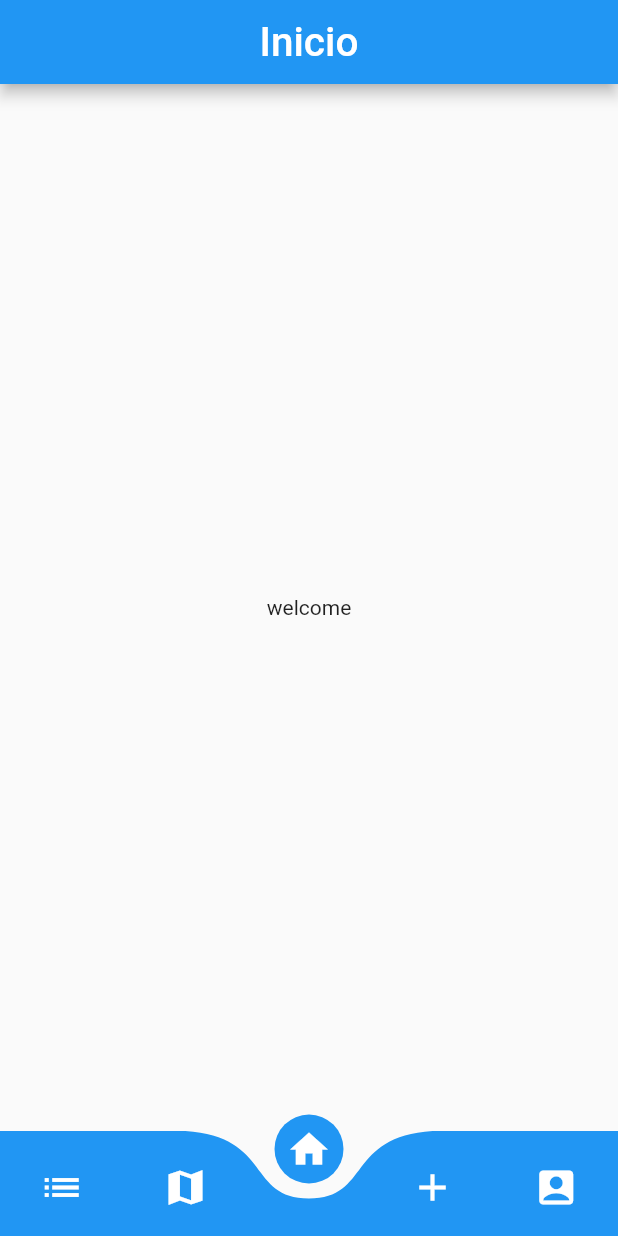
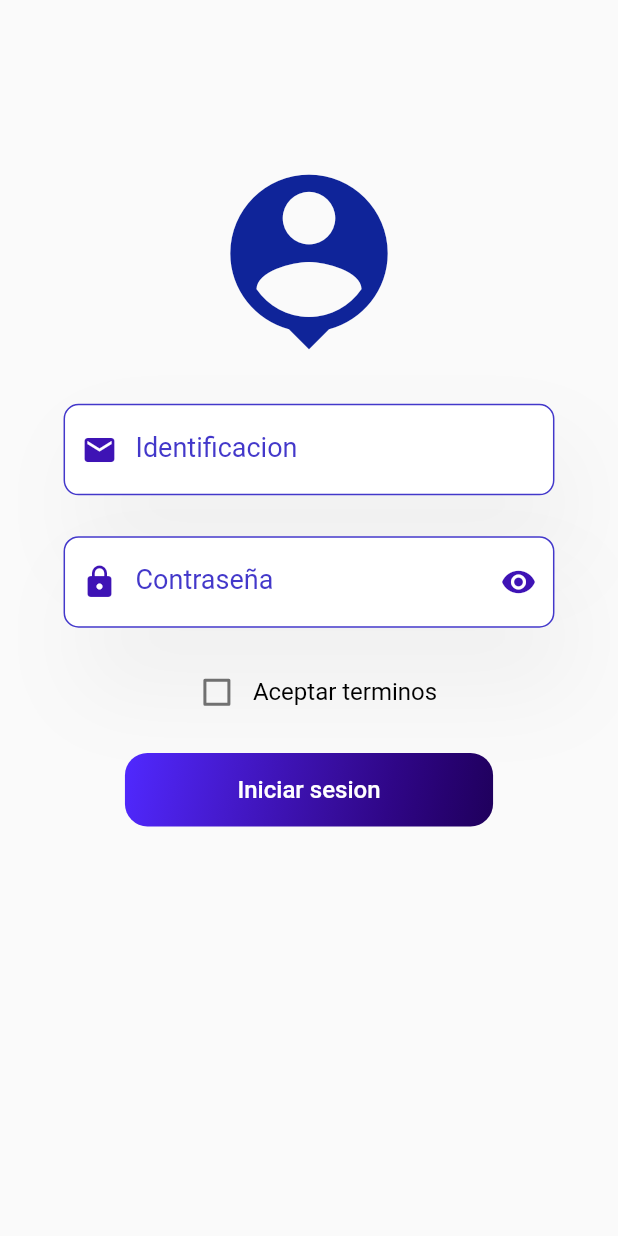
Before and after one commit to JTorres1402/report_flutter, a Flutter app: the screen it shows after launch, on a phone screen of 412 x 824 dp. Run offline on Flutter 3.47's test engine with Material 2 defaults, Android fonts, the phone set to English and light mode, and no system bars; drawn by our look-alikes of curved_navigation_bar; our stand-ins replace bloc, equatable, flutter_bloc, geolocator, google_maps_flutter, permission_handler.

Commit message:
cambio de color

```diff
--- a/lib/main.dart
+++ b/lib/main.dart
@@ -2,6 +2,7 @@ import 'package:flutter/material.dart';
 import 'package:flutter/services.dart';
 import 'package:flutter_bloc/flutter_bloc.dart';
 import 'package:proyecto_ps/blocs/gps/gps_bloc.dart';
+import 'package:proyecto_ps/screen/login_screen.dart';
 import 'package:proyecto_ps/screen/screen.dart';
 
 void main() {
@@ -25,7 +26,7 @@ class MyApp extends StatelessWidget {
       debugShowCheckedModeBanner: false,
       initialRoute: 'home',
       routes: {
-        'home': (context) => const HomeScreen(),
+        'home': (context) => const LoginScreen(),
       },
       theme: ThemeData(
         primarySwatch: Colors.blue,
--- a/lib/screen/home_screen.dart
+++ b/lib/screen/home_screen.dart
@@ -46,7 +46,7 @@ class _HomeScreenState extends State<HomeScreen> {
         // backgroundColor: Colors.blue[300],
         bottomNavigationBar: CurvedNavigationBar(
           backgroundColor: Colors.transparent,
-          color: Colors.blue,
+          color: const Color(0xff3e13b5),
           items: items,
           index: index,
           onTap: (selctedIndex) {
--- a/lib/screen/list_screen.dart
+++ b/lib/screen/list_screen.dart
@@ -10,6 +10,8 @@ class ListReportScreen extends StatelessWidget {
   Widget build(BuildContext context) {
     return Scaffold(
       appBar: AppBar(
+        automaticallyImplyLeading: false,
+        backgroundColor: const Color(0xff3e13b5),
         title: const Center(
           child: Text(
             'Reportes',
--- /dev/null
+++ b/lib/screen/login_screen.dart
@@ -0,0 +1,184 @@
+import 'package:flutter/material.dart';
+import 'package:proyecto_ps/screen/screen.dart';
+
+import '../widget/pass_input.dart';
+import '../widget/show_message_widget.dart';
+import '../widget/user_input.dart';
+
+class LoginScreen extends StatefulWidget {
+  const LoginScreen({super.key});
+
+  @override
+  State<LoginScreen> createState() => _LoginScreenState();
+}
+
+class _LoginScreenState extends State<LoginScreen> {
+  TextEditingController emailController = TextEditingController();
+  TextEditingController passController = TextEditingController();
+  bool passToggle = true;
+  bool isChecked = false;
+
+  @override
+  Widget build(BuildContext context) {
+    double width = MediaQuery.of(context).size.width;
+    double height = MediaQuery.of(context).size.height;
+    return Scaffold(
+      body: SizedBox(
+        height: height,
+        child: SingleChildScrollView(
+          child: Column(
+            mainAxisAlignment: MainAxisAlignment.center,
+            crossAxisAlignment: CrossAxisAlignment.center,
+            children: [
+              SizedBox(
+                height: (height * 10) / 100,
+              ),
+              Padding(
+                padding: EdgeInsets.all((width * 3) / 100),
+                child: SingleChildScrollView(
+                  child: Padding(
+                    padding: const EdgeInsets.all(10.0),
+                    child: Column(
+                      mainAxisAlignment: MainAxisAlignment.start,
+                      children: [
+                        const Icon(
+                          Icons.person_pin,
+                          color: Color.fromARGB(255, 15, 36, 153),
+                          size: 140,
+                        ),
+                        SizedBox(
+                          height: (height * 2) / 100,
+                        ),
+                        Padding(
+                          padding: const EdgeInsets.only(left: 20, right: 20),
+                          child: EmailInput(inputController: emailController),
+                        ),
+                        SizedBox(
+                          height: (height * 1) / 100,
+                        ),
+                        Padding(
+                          padding: const EdgeInsets.only(left: 20, right: 20),
+                          child: PasswordInput(inputController: passController),
+                        ),
+                        Row(
+                          mainAxisAlignment: MainAxisAlignment.center,
+                          children: [
+                            Checkbox(
+                                activeColor: const Color(0xff3e13b5),
+                                value: isChecked,
+                                onChanged: (value) {
+                                  setState(() {
+                                    isChecked = value!;
+                                  });
+                                }),
+                            const Text(
+                              'Aceptar terminos',
+                              style: TextStyle(
+                                color: Colors.black,
+                                fontSize: 16,
+                              ),
+                            ),
+                          ],
+                        ),
+                        SizedBox(
+                          height: (height * 2) / 100,
+                        ),
+                        DecoratedBox(
+                          decoration: BoxDecoration(
+                              borderRadius: BorderRadius.circular(15),
+                              gradient: const LinearGradient(
+                                  begin: Alignment.topLeft,
+                                  end: Alignment(1, 1),
+                                  colors: [
+                                    Color(0xff5029ff),
+                                    Color(0xff4b21e6),
+                                    Color(0xff451acd),
+                                    Color(0xff3e13b5),
+                                    Color(0xff370d9d),
+                                    Color(0xff2f0687),
+                                    Color(0xff270271),
+                                    Color(0xff1f005c),
+                                  ])),
+                          child: ElevatedButton(
+                            style: ButtonStyle(
+                                elevation: MaterialStateProperty.all(0),
+                                alignment: Alignment.center,
+                                padding: MaterialStateProperty.all(
+                                    const EdgeInsets.only(
+                                        right: 75,
+                                        left: 75,
+                                        top: 15,
+                                        bottom: 15)),
+                                backgroundColor: MaterialStateProperty.all(
+                                    Colors.transparent),
+                                shape: MaterialStateProperty.all(
+                                  RoundedRectangleBorder(
+                                      borderRadius: BorderRadius.circular(15)),
+                                )),
+                            onPressed: () {
+                              if (emailController.text != '' &&
+                                  passController.text != '') {
+                                showDialog<String>(
+                                  context: context,
+                                  builder: (BuildContext context) =>
+                                      AlertDialog(
+                                    title: const Text('Bienvenido'),
+                                    content: const Text('Datos corretos'),
+                                    actions: <Widget>[
+                                      TextButton(
+                                        onPressed: () => {
+                                          Navigator.pop(context, 'OK'),
+                                          emailController.clear(),
+                                          passController.clear(),
+                                          isChecked = false,
+                                          Navigator.of(context).push(
+                                            MaterialPageRoute(
+                                                builder: (context) =>
+                                                    const HomeScreen()),
+                                          )
+                                        },
+                                        child: const Text('OK'),
+                                      ),
+                                    ],
+                                  ),
+                                );
+                              } else {
+                                showDialog(
+                                  context: context,
+                                  builder: (BuildContext context) =>
+                                      const ShowMessage(
+                                    title: 'Error',
+                                    content: 'Debes ingresar los datos',
+                                  ),
+                                );
+                              }
+                              if (!isChecked) {
+                                showDialog(
+                                  context: context,
+                                  builder: (BuildContext context) =>
+                                      const ShowMessage(
+                                    title: 'Error',
+                                    content: 'Debes aceptar los terminos',
+                                  ),
+                                );
+                              }
+                            },
+                            child: const Text(
+                              'Iniciar sesion',
+                              style:
+                                  TextStyle(color: Colors.white, fontSize: 16),
+                            ),
+                          ),
+                        ),
+                      ],
+                    ),
+                  ),
+                ),
+              )
+            ],
+          ),
+        ),
+      ),
+    );
+  }
+}
--- a/lib/screen/maps_screen.dart
+++ b/lib/screen/maps_screen.dart
@@ -83,6 +83,8 @@ class _MapsState extends State<Maps> {
   Widget build(BuildContext context) {
     return Scaffold(
       appBar: AppBar(
+        automaticallyImplyLeading: false,
+        backgroundColor: const Color(0xff3e13b5),
         title: const Center(
           child: Text(
             'Reportes',
--- a/lib/screen/profile_screen.dart
+++ b/lib/screen/profile_screen.dart
@@ -28,6 +28,8 @@ class _ProfileScreenState extends State<ProfileScreen> {
     double height = MediaQuery.of(context).size.height;
     return Scaffold(
       appBar: AppBar(
+        automaticallyImplyLeading: false,
+        backgroundColor: const Color(0xff3e13b5),
         title: const Center(
           child: Text(
             'Perfil',
--- a/lib/screen/report_screen.dart
+++ b/lib/screen/report_screen.dart
@@ -26,6 +26,8 @@ class _ReportScreenState extends State<ReportScreen> {
   Widget build(BuildContext context) {
     return Scaffold(
       appBar: AppBar(
+        automaticallyImplyLeading: false,
+        backgroundColor: const Color(0xff3e13b5),
         title: const Center(
           child: Text(
             'Nuevo reporte',
@@ -70,8 +72,10 @@ class _ReportScreenState extends State<ReportScreen> {
                         ),
                         MaterialButton(
                           padding: const EdgeInsets.all(15),
-                          color: Colors.blue,
-                          shape: const StadiumBorder(),
+                          color: const Color(0xff3e13b5),
+                          shape: RoundedRectangleBorder(
+                                      borderRadius:
+                                          BorderRadius.circular(15)),
                           child: const Text(
                             'Enviar reporte',
                             style: TextStyle(
--- a/lib/screen/screen.dart
+++ b/lib/screen/screen.dart
@@ -1,3 +1,4 @@
+export 'package:proyecto_ps/screen/login_screen.dart';
 export 'package:proyecto_ps/screen/list_screen.dart';
 export 'package:proyecto_ps/screen/profile_screen.dart';
 export 'package:proyecto_ps/screen/welcome_screen.dart';
--- a/lib/screen/welcome_screen.dart
+++ b/lib/screen/welcome_screen.dart
@@ -7,6 +7,8 @@ class WelcomeScreen extends StatelessWidget {
   Widget build(BuildContext context) {
     return Scaffold(
       appBar: AppBar(
+        automaticallyImplyLeading: false,
+        backgroundColor: const Color(0xff3e13b5),
         title: const Center(
           child: Text(
             'Inicio',
--- /dev/null
+++ b/lib/widget/pass_input.dart
@@ -0,0 +1,83 @@
+import 'package:flutter/material.dart';
+
+class PasswordInput extends StatefulWidget {
+  final TextEditingController inputController;
+  const PasswordInput({Key? key, required this.inputController})
+      : super(key: key);
+
+  @override
+  State<PasswordInput> createState() => _PasswordInputState();
+}
+
+class _PasswordInputState extends State<PasswordInput> {
+  bool passToggle = true;
+  @override
+  Widget build(BuildContext context) {
+    const primaryColor = Color(0xff4338CA);
+    const secondaryColor = Color(0xff3e13b5);
+    const accentColor = Color(0xffffffff);
+    const errorColor = Color(0xffEF4444);
+
+    return Column(
+      crossAxisAlignment: CrossAxisAlignment.start,
+      children: [
+        Container(
+          height: 80,
+          decoration: BoxDecoration(boxShadow: [
+            BoxShadow(
+                offset: const Offset(12, 26),
+                blurRadius: 50,
+                spreadRadius: 0,
+                color: Colors.grey.withOpacity(.1)),
+          ]),
+          child: TextField(
+            controller: widget.inputController,
+            obscureText: passToggle,
+            onChanged: (value) {
+              //Do something wi
+            },
+            keyboardType: TextInputType.visiblePassword,
+            style: const TextStyle(fontSize: 18, color: Colors.black),
+            decoration: InputDecoration(
+              label: const Text('Contraseña'),
+              labelStyle: const TextStyle(color: primaryColor),
+              prefixIcon: const Icon(Icons.lock, color: secondaryColor),
+              filled: true,
+              fillColor: accentColor,
+              suffixIcon: InkWell(
+                onTap: () {
+                  setState(() {
+                    passToggle = !passToggle;
+                  });
+                },
+                child: Icon(
+                  passToggle ? Icons.visibility : Icons.visibility_off,
+                  color: const Color(0xff3e13b5),
+                ),
+              ),
+              hintStyle: TextStyle(color: Colors.grey.withOpacity(.75)),
+              contentPadding:
+                  const EdgeInsets.symmetric(vertical: 20.0, horizontal: 20.0),
+              border: const OutlineInputBorder(
+                borderSide: BorderSide(color: primaryColor, width: 1.0),
+                borderRadius: BorderRadius.all(Radius.circular(10.0)),
+              ),
+              focusedBorder: const OutlineInputBorder(
+                borderSide: BorderSide(color: secondaryColor, width: 1.0),
+                borderRadius: BorderRadius.all(Radius.circular(10.0)),
+              ),
+              errorBorder: const OutlineInputBorder(
+                borderSide: BorderSide(color: errorColor, width: 1.0),
+                borderRadius: BorderRadius.all(Radius.circular(10.0)),
+              ),
+              enabledBorder: const OutlineInputBorder(
+                borderSide: BorderSide(color: primaryColor, width: 1.0),
+                borderRadius: BorderRadius.all(Radius.circular(10.0)),
+              ),
+            ),
+          ),
+        ),
+      ],
+    );
+  }
+}
--- /dev/null
+++ b/lib/widget/user_input.dart
@@ -0,0 +1,68 @@
+import 'package:flutter/material.dart';
+
+class EmailInput extends StatelessWidget {
+  final TextEditingController inputController;
+  const EmailInput({Key? key, required this.inputController}) : super(key: key);
+
+  @override
+  Widget build(BuildContext context) {
+    const primaryColor = Color(0xff4338CA);
+    const secondaryColor = Color(0xff3e13b5);
+    const accentColor = Color(0xffffffff);
+    const errorColor = Color(0xffEF4444);
+
+    return Column(
+      crossAxisAlignment: CrossAxisAlignment.start,
+      children: [
+        const SizedBox(
+          height: 8,
+        ),
+        Container(
+          height: 80,
+          decoration: BoxDecoration(boxShadow: [
+            BoxShadow(
+                offset: const Offset(12, 26),
+                blurRadius: 50,
+                spreadRadius: 0,
+                color: Colors.grey.withOpacity(.1)),
+          ]),
+          child: TextField(
+
+            controller: inputController,
+            onChanged: (value) {
+              //Do something wi
+            },
+            keyboardType: TextInputType.number,
+            style: const TextStyle(fontSize: 18, color: Colors.black),
+            decoration: InputDecoration(
+              label: const Text('Identificacion'),
+              labelStyle: const TextStyle(color: primaryColor),
+              prefixIcon: const Icon(Icons.email, color: secondaryColor),
+              filled: true,
+              fillColor: accentColor,
+              hintStyle: TextStyle(color: Colors.grey.withOpacity(.75)),
+              contentPadding:
+                  const EdgeInsets.symmetric(vertical: 20.0, horizontal: 20.0),
+              border: const OutlineInputBorder(
+                borderSide: BorderSide(color: primaryColor, width: 1.0),
+                borderRadius: BorderRadius.all(Radius.circular(10.0)),
+              ),
+              focusedBorder: const OutlineInputBorder(
+                borderSide: BorderSide(color: secondaryColor, width: 1.0),
+                borderRadius: BorderRadius.all(Radius.circular(10.0)),
+              ),
+              errorBorder: const OutlineInputBorder(
+                borderSide: BorderSide(color: errorColor, width: 1.0),
+                borderRadius: BorderRadius.all(Radius.circular(10.0)),
+              ),
+              enabledBorder: const OutlineInputBorder(
+                borderSide: BorderSide(color: primaryColor, width: 1.0),
+                borderRadius: BorderRadius.all(Radius.circular(10.0)),
+              ),
+            ),
+          ),
+        ),
+      ],
+    );
+  }
+}
```
